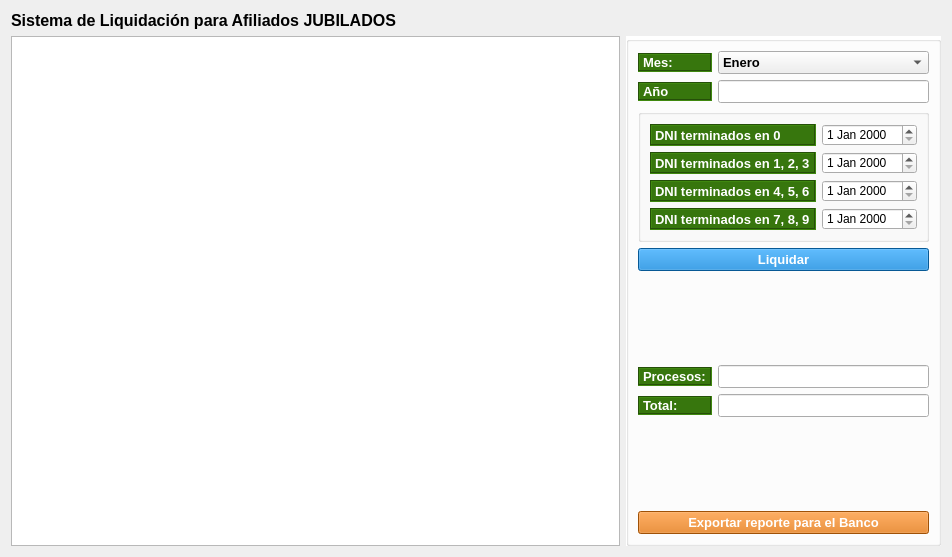
This is gui/liquidadores/liquidadorJubilados.ui in shae-ra/sindicato as Qt 5 draws it before an edit. The edited form follows.
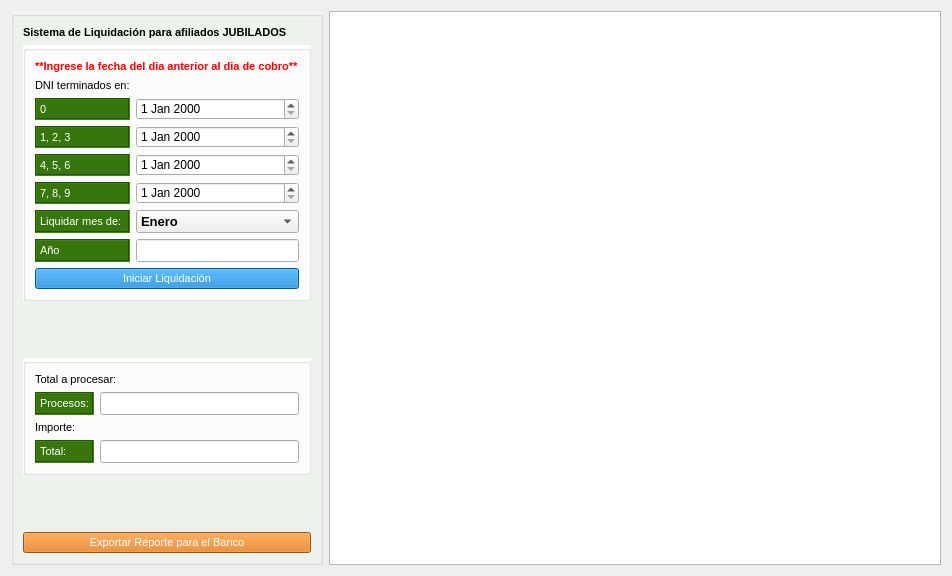
This is the edited form. Icons and pictures are not drawn.

The edit to the form file:
```diff
--- a/gui/liquidadores/liquidadorJubilados.ui
+++ b/gui/liquidadores/liquidadorJubilados.ui
@@ -7,225 +7,119 @@
     <x>0</x>
     <y>0</y>
     <width>952</width>
-    <height>557</height>
+    <height>576</height>
    </rect>
   </property>
   <property name="windowTitle">
    <string>Form</string>
   </property>
-  <layout class="QGridLayout" name="gridLayout_3" columnstretch="90,10,0">
-   <item row="1" column="2">
-    <widget class="QGroupBox" name="groupBox_2">
-     <property name="styleSheet">
-      <string notr="true">#groupBox_2{
-background-color: #FFFFFF
-}</string>
-     </property>
-     <property name="title">
-      <string/>
-     </property>
-     <layout class="QGridLayout" name="gridLayout_2">
+  <layout class="QGridLayout" name="gridLayout">
       <item row="0" column="0">
-       <widget class="QLabel" name="label_15">
-        <property name="sizePolicy">
-         <sizepolicy hsizetype="Preferred" vsizetype="Fixed">
-          <horstretch>0</horstretch>
-          <verstretch>0</verstretch>
-         </sizepolicy>
-        </property>
+    <widget class="QGroupBox" name="groupBox_3">
         <property name="font">
          <font>
-          <pointsize>10</pointsize>
-          <weight>75</weight>
-          <bold>true</bold>
+       <family>Arial</family>
          </font>
         </property>
         <property name="styleSheet">
-         <string notr="true">#label_15{
-background-color:#37760D;
-color: #FFFFFF;
-}</string>
-        </property>
-        <property name="frameShape">
-         <enum>QFrame::Box</enum>
-        </property>
-        <property name="frameShadow">
-         <enum>QFrame::Sunken</enum>
-        </property>
-        <property name="text">
-         <string>Mes:</string>
-        </property>
-       </widget>
-      </item>
-      <item row="1" column="1">
-       <widget class="QLineEdit" name="lineEdit_4">
+      <string notr="true">#groupBox_3{
+background-color: #F0F5EF}
+</string>
+     </property>
+     <property name="title">
+      <string/>
+     </property>
+     <property name="flat">
+      <bool>false</bool>
+     </property>
+     <property name="checkable">
+      <bool>false</bool>
+     </property>
+     <layout class="QGridLayout" name="gridLayout_3">
+      <item row="9" column="0" colspan="3">
+       <widget class="QPushButton" name="pushButton_exportar">
         <property name="sizePolicy">
-         <sizepolicy hsizetype="Expanding" vsizetype="Fixed">
+         <sizepolicy hsizetype="Minimum" vsizetype="Fixed">
           <horstretch>0</horstretch>
           <verstretch>0</verstretch>
          </sizepolicy>
         </property>
         <property name="font">
          <font>
-          <pointsize>10</pointsize>
-          <weight>75</weight>
-          <bold>true</bold>
+          <family>Arial</family>
+          <pointsize>8</pointsize>
+          <weight>50</weight>
+          <bold>false</bold>
          </font>
         </property>
-       </widget>
-      </item>
-      <item row="5" column="0">
-       <widget class="QLabel" name="label_4">
-        <property name="sizePolicy">
-         <sizepolicy hsizetype="Preferred" vsizetype="Fixed">
-          <horstretch>0</horstretch>
-          <verstretch>0</verstretch>
-         </sizepolicy>
-        </property>
-        <property name="font">
-         <font>
-          <pointsize>10</pointsize>
-          <weight>75</weight>
-          <bold>true</bold>
-         </font>
-        </property>
         <property name="styleSheet">
-         <string notr="true">#label_4{
-background-color:#37760D;
+         <string notr="true">#pushButton_exportar{
+background-color:#DF720A;
 color: #FFFFFF;
+}
+
+#pushButton_exportar:hover{
+background-color:#E09249 ;
+color: #000000;
 }</string>
         </property>
-        <property name="frameShape">
-         <enum>QFrame::Box</enum>
-        </property>
-        <property name="frameShadow">
-         <enum>QFrame::Sunken</enum>
-        </property>
         <property name="text">
-         <string>Procesos:</string>
+         <string>Exportar Reporte para el Banco</string>
         </property>
-       </widget>
-      </item>
-      <item row="1" column="0">
-       <widget class="QLabel" name="label_3">
-        <property name="sizePolicy">
-         <sizepolicy hsizetype="Preferred" vsizetype="Fixed">
-          <horstretch>0</horstretch>
-          <verstretch>0</verstretch>
-         </sizepolicy>
+        <property name="icon">
+         <iconset>
+          <normaloff>../iconos/file_apply.ico</normaloff>../iconos/file_apply.ico</iconset>
         </property>
-        <property name="font">
-         <font>
-          <pointsize>10</pointsize>
-          <weight>75</weight>
-          <bold>true</bold>
-         </font>
-        </property>
-        <property name="styleSheet">
-         <string notr="true">#label_3{
-background-color:#37760D;
-color: #FFFFFF;
-}</string>
-        </property>
-        <property name="frameShape">
-         <enum>QFrame::Box</enum>
-        </property>
-        <property name="frameShadow">
-         <enum>QFrame::Sunken</enum>
-        </property>
-        <property name="text">
-         <string>Año</string>
-        </property>
-       </widget>
-      </item>
-      <item row="5" column="1">
-       <widget class="QLineEdit" name="lineEdit_2">
-        <property name="sizePolicy">
-         <sizepolicy hsizetype="Expanding" vsizetype="Fixed">
-          <horstretch>0</horstretch>
-          <verstretch>0</verstretch>
-         </sizepolicy>
-        </property>
-        <property name="font">
-         <font>
-          <pointsize>10</pointsize>
-          <weight>75</weight>
-          <bold>true</bold>
-         </font>
-        </property>
-       </widget>
-      </item>
-      <item row="2" column="0" colspan="2">
-       <widget class="QGroupBox" name="groupBox">
-        <property name="sizePolicy">
-         <sizepolicy hsizetype="Expanding" vsizetype="Expanding">
-          <horstretch>0</horstretch>
-          <verstretch>0</verstretch>
-         </sizepolicy>
-        </property>
-        <property name="minimumSize">
+        <property name="iconSize">
          <size>
-          <width>0</width>
-          <height>0</height>
+          <width>30</width>
+          <height>30</height>
          </size>
         </property>
-        <property name="title">
-         <string/>
-        </property>
-        <layout class="QGridLayout" name="gridLayout" rowstretch="0,0,0,0,0">
-         <item row="4" column="0">
-          <widget class="QLabel" name="label_8">
+       </widget>
+      </item>
+      <item row="1" column="0" colspan="3">
+       <widget class="QLabel" name="label_9">
            <property name="sizePolicy">
-            <sizepolicy hsizetype="Preferred" vsizetype="Expanding">
+         <sizepolicy hsizetype="Preferred" vsizetype="Fixed">
              <horstretch>0</horstretch>
              <verstretch>0</verstretch>
             </sizepolicy>
            </property>
            <property name="font">
             <font>
-             <pointsize>10</pointsize>
+          <family>Arial</family>
+          <pointsize>8</pointsize>
              <weight>75</weight>
              <bold>true</bold>
             </font>
            </property>
            <property name="styleSheet">
-            <string notr="true">#label_8{
-background-color:#37760D;
-color: #FFFFFF;
-}</string>
+         <string notr="true"/>
            </property>
            <property name="frameShape">
-            <enum>QFrame::Box</enum>
-           </property>
-           <property name="frameShadow">
-            <enum>QFrame::Sunken</enum>
+         <enum>QFrame::NoFrame</enum>
            </property>
            <property name="text">
-            <string>DNI terminados en 7, 8, 9</string>
-           </property>
-          </widget>
-         </item>
-         <item row="2" column="1">
-          <widget class="QDateEdit" name="dateEdit_7">
-           <property name="sizePolicy">
-            <sizepolicy hsizetype="Minimum" vsizetype="Expanding">
-             <horstretch>0</horstretch>
-             <verstretch>0</verstretch>
-            </sizepolicy>
+         <string>Sistema de Liquidación para afiliados JUBILADOS</string>
+        </property>
+        <property name="textFormat">
+         <enum>Qt::AutoText</enum>
            </property>
           </widget>
          </item>
-         <item row="4" column="1">
-          <widget class="QDateEdit" name="dateEdit_3">
-           <property name="sizePolicy">
-            <sizepolicy hsizetype="Minimum" vsizetype="Expanding">
-             <horstretch>0</horstretch>
-             <verstretch>0</verstretch>
-            </sizepolicy>
-           </property>
-          </widget>
-         </item>
-         <item row="1" column="0">
+      <item row="2" column="0" colspan="3">
+       <widget class="QGroupBox" name="groupBox_4">
+        <property name="styleSheet">
+         <string notr="true">#groupBox_4{
+background-color:#FFFFFF
+}</string>
+        </property>
+        <property name="title">
+         <string/>
+        </property>
+        <layout class="QGridLayout" name="gridLayout_4">
+         <item row="2" column="0">
           <widget class="QLabel" name="label_2">
            <property name="sizePolicy">
             <sizepolicy hsizetype="Preferred" vsizetype="Expanding">
@@ -235,9 +129,10 @@
            </property>
            <property name="font">
             <font>
-             <pointsize>10</pointsize>
-             <weight>75</weight>
-             <bold>true</bold>
+             <family>Arial</family>
+             <pointsize>8</pointsize>
+             <weight>50</weight>
+             <bold>false</bold>
             </font>
            </property>
            <property name="styleSheet">
@@ -253,63 +148,11 @@
             <enum>QFrame::Sunken</enum>
            </property>
            <property name="text">
-            <string>DNI terminados en 0</string>
-           </property>
-          </widget>
-         </item>
-         <item row="3" column="1">
-          <widget class="QDateEdit" name="dateEdit_2">
-           <property name="sizePolicy">
-            <sizepolicy hsizetype="Minimum" vsizetype="Expanding">
-             <horstretch>0</horstretch>
-             <verstretch>0</verstretch>
-            </sizepolicy>
-           </property>
-          </widget>
-         </item>
-         <item row="1" column="1">
-          <widget class="QDateEdit" name="dateEdit">
-           <property name="sizePolicy">
-            <sizepolicy hsizetype="Minimum" vsizetype="Expanding">
-             <horstretch>0</horstretch>
-             <verstretch>0</verstretch>
-            </sizepolicy>
+            <string>0</string>
            </property>
           </widget>
          </item>
          <item row="3" column="0">
-          <widget class="QLabel" name="label_7">
-           <property name="sizePolicy">
-            <sizepolicy hsizetype="Preferred" vsizetype="Expanding">
-             <horstretch>0</horstretch>
-             <verstretch>0</verstretch>
-            </sizepolicy>
-           </property>
-           <property name="font">
-            <font>
-             <pointsize>10</pointsize>
-             <weight>75</weight>
-             <bold>true</bold>
-            </font>
-           </property>
-           <property name="styleSheet">
-            <string notr="true">#label_7{
-background-color:#37760D;
-color: #FFFFFF;
-}</string>
-           </property>
-           <property name="frameShape">
-            <enum>QFrame::Box</enum>
-           </property>
-           <property name="frameShadow">
-            <enum>QFrame::Sunken</enum>
-           </property>
-           <property name="text">
-            <string>DNI terminados en 4, 5, 6</string>
-           </property>
-          </widget>
-         </item>
-         <item row="2" column="0">
           <widget class="QLabel" name="label_6">
            <property name="sizePolicy">
             <sizepolicy hsizetype="Preferred" vsizetype="Expanding">
@@ -319,9 +162,10 @@
            </property>
            <property name="font">
             <font>
-             <pointsize>10</pointsize>
-             <weight>75</weight>
-             <bold>true</bold>
+             <family>Arial</family>
+             <pointsize>8</pointsize>
+             <weight>50</weight>
+             <bold>false</bold>
             </font>
            </property>
            <property name="styleSheet">
@@ -337,21 +181,38 @@
             <enum>QFrame::Sunken</enum>
            </property>
            <property name="text">
-            <string>DNI terminados en 1, 2, 3</string>
+            <string>1, 2, 3</string>
            </property>
           </widget>
          </item>
-        </layout>
-       </widget>
-      </item>
-      <item row="6" column="0">
-       <widget class="QLabel" name="label_5">
+         <item row="5" column="1">
+          <widget class="QDateEdit" name="dateEdit_3">
+           <property name="sizePolicy">
+            <sizepolicy hsizetype="Minimum" vsizetype="Expanding">
+             <horstretch>0</horstretch>
+             <verstretch>0</verstretch>
+            </sizepolicy>
+           </property>
+          </widget>
+         </item>
+         <item row="4" column="1">
+          <widget class="QDateEdit" name="dateEdit_2">
         <property name="sizePolicy">
-         <sizepolicy hsizetype="Preferred" vsizetype="Fixed">
+            <sizepolicy hsizetype="Minimum" vsizetype="Expanding">
           <horstretch>0</horstretch>
           <verstretch>0</verstretch>
          </sizepolicy>
         </property>
+          </widget>
+         </item>
+         <item row="7" column="1">
+          <widget class="QLineEdit" name="lineEdit">
+           <property name="sizePolicy">
+            <sizepolicy hsizetype="Expanding" vsizetype="Expanding">
+             <horstretch>0</horstretch>
+             <verstretch>0</verstretch>
+            </sizepolicy>
+           </property>
         <property name="font">
          <font>
           <pointsize>10</pointsize>
@@ -359,34 +220,26 @@
           <bold>true</bold>
          </font>
         </property>
-        <property name="styleSheet">
-         <string notr="true">#label_5{
-background-color:#37760D;
-color: #FFFFFF;
-}</string>
-        </property>
-        <property name="frameShape">
-         <enum>QFrame::Box</enum>
-        </property>
-        <property name="frameShadow">
-         <enum>QFrame::Sunken</enum>
-        </property>
-        <property name="text">
-         <string>Total:</string>
-        </property>
-       </widget>
-      </item>
-      <item row="3" column="0" colspan="2">
-       <widget class="QPushButton" name="pushButton">
+          </widget>
+         </item>
+         <item row="8" column="0" colspan="2">
+          <widget class="QPushButton" name="pushButton_2">
+           <property name="sizePolicy">
+            <sizepolicy hsizetype="Minimum" vsizetype="Fixed">
+             <horstretch>0</horstretch>
+             <verstretch>0</verstretch>
+            </sizepolicy>
+           </property>
         <property name="font">
          <font>
-          <pointsize>10</pointsize>
-          <weight>75</weight>
-          <bold>true</bold>
+             <family>Arial</family>
+             <pointsize>8</pointsize>
+             <weight>50</weight>
+             <bold>false</bold>
          </font>
         </property>
         <property name="styleSheet">
-         <string notr="true">#pushButton{
+            <string notr="true">#pushButton_2{
 background-color:#0A7DD0;
 color: #ffffff
 }
@@ -397,7 +250,7 @@
 </string>
         </property>
         <property name="text">
-         <string>Liquidar</string>
+            <string>Iniciar Liquidación</string>
         </property>
         <property name="icon">
          <iconset>
@@ -411,52 +264,72 @@
         </property>
        </widget>
       </item>
-      <item row="8" column="0" colspan="2">
-       <widget class="QPushButton" name="pushButton_exportar">
+         <item row="4" column="0">
+          <widget class="QLabel" name="label_7">
         <property name="sizePolicy">
-         <sizepolicy hsizetype="Minimum" vsizetype="Fixed">
+            <sizepolicy hsizetype="Preferred" vsizetype="Expanding">
           <horstretch>0</horstretch>
           <verstretch>0</verstretch>
          </sizepolicy>
         </property>
         <property name="font">
          <font>
-          <pointsize>10</pointsize>
-          <weight>75</weight>
-          <bold>true</bold>
+             <family>Arial</family>
+             <pointsize>8</pointsize>
+             <weight>50</weight>
+             <bold>false</bold>
          </font>
         </property>
         <property name="styleSheet">
-         <string notr="true">#pushButton_exportar{
-background-color:#DF720A;
+            <string notr="true">#label_7{
+background-color:#37760D;
 color: #FFFFFF;
-}
-
-#pushButton_exportar:hover{
-background-color:#E09249 ;
-color: #000000;
-}
-</string>
+}</string>
+           </property>
+           <property name="frameShape">
+            <enum>QFrame::Box</enum>
+           </property>
+           <property name="frameShadow">
+            <enum>QFrame::Sunken</enum>
         </property>
         <property name="text">
-         <string>Exportar reporte para el Banco</string>
-        </property>
-        <property name="icon">
-         <iconset>
-          <normaloff>../iconos/import.ico</normaloff>../iconos/import.ico</iconset>
-        </property>
-        <property name="iconSize">
-         <size>
-          <width>30</width>
-          <height>30</height>
-         </size>
+            <string>4, 5, 6</string>
         </property>
        </widget>
       </item>
-      <item row="0" column="1">
-       <widget class="QComboBox" name="comboBox_2">
+         <item row="0" column="0" colspan="2">
+          <widget class="QLabel" name="label_13">
         <property name="sizePolicy">
          <sizepolicy hsizetype="Preferred" vsizetype="Fixed">
+             <horstretch>0</horstretch>
+             <verstretch>0</verstretch>
+            </sizepolicy>
+           </property>
+           <property name="font">
+            <font>
+             <family>Arial</family>
+             <pointsize>8</pointsize>
+             <weight>75</weight>
+             <bold>true</bold>
+             <underline>false</underline>
+            </font>
+           </property>
+           <property name="styleSheet">
+            <string notr="true">#label_13{
+color: red;}</string>
+           </property>
+           <property name="frameShape">
+            <enum>QFrame::NoFrame</enum>
+           </property>
+           <property name="text">
+            <string>**Ingrese la fecha del dia anterior al dia de cobro**</string>
+           </property>
+          </widget>
+         </item>
+         <item row="6" column="1">
+          <widget class="QComboBox" name="comboBox_3">
+           <property name="sizePolicy">
+            <sizepolicy hsizetype="Preferred" vsizetype="Expanding">
           <horstretch>0</horstretch>
           <verstretch>0</verstretch>
          </sizepolicy>
@@ -540,53 +413,353 @@
         </item>
        </widget>
       </item>
-      <item row="6" column="1">
-       <widget class="QLineEdit" name="lineEdit_3">
+         <item row="2" column="1">
+          <widget class="QDateEdit" name="dateEdit">
         <property name="sizePolicy">
-         <sizepolicy hsizetype="Expanding" vsizetype="Fixed">
+            <sizepolicy hsizetype="Minimum" vsizetype="Expanding">
           <horstretch>0</horstretch>
           <verstretch>0</verstretch>
          </sizepolicy>
         </property>
+          </widget>
+         </item>
+         <item row="5" column="0">
+          <widget class="QLabel" name="label_8">
+           <property name="sizePolicy">
+            <sizepolicy hsizetype="Preferred" vsizetype="Expanding">
+             <horstretch>0</horstretch>
+             <verstretch>0</verstretch>
+            </sizepolicy>
+           </property>
         <property name="font">
          <font>
-          <pointsize>10</pointsize>
-          <weight>75</weight>
-          <bold>true</bold>
-         </font>
-        </property>
-       </widget>
-      </item>
-      <item row="7" column="0" colspan="2">
-       <spacer name="verticalSpacer">
-        <property name="orientation">
-         <enum>Qt::Vertical</enum>
-        </property>
-        <property name="sizeHint" stdset="0">
-         <size>
-          <width>20</width>
-          <height>40</height>
-         </size>
-        </property>
-       </spacer>
-      </item>
-      <item row="4" column="0" colspan="2">
-       <spacer name="verticalSpacer_2">
-        <property name="orientation">
-         <enum>Qt::Vertical</enum>
-        </property>
-        <property name="sizeHint" stdset="0">
-         <size>
-          <width>20</width>
-          <height>40</height>
-         </size>
-        </property>
-       </spacer>
-      </item>
-     </layout>
+             <family>Arial</family>
+             <pointsize>8</pointsize>
+             <weight>50</weight>
+             <bold>false</bold>
+            </font>
+           </property>
+           <property name="styleSheet">
+            <string notr="true">#label_8{
+background-color:#37760D;
+color: #FFFFFF;
+}</string>
+           </property>
+           <property name="frameShape">
+            <enum>QFrame::Box</enum>
+           </property>
+           <property name="frameShadow">
+            <enum>QFrame::Sunken</enum>
+           </property>
+           <property name="text">
+            <string>7, 8, 9</string>
+           </property>
+          </widget>
+         </item>
+         <item row="6" column="0">
+          <widget class="QLabel" name="label_12">
+           <property name="sizePolicy">
+            <sizepolicy hsizetype="Preferred" vsizetype="Expanding">
+             <horstretch>0</horstretch>
+             <verstretch>0</verstretch>
+            </sizepolicy>
+           </property>
+           <property name="font">
+            <font>
+             <family>Arial</family>
+             <pointsize>8</pointsize>
+             <weight>50</weight>
+             <bold>false</bold>
+            </font>
+           </property>
+           <property name="styleSheet">
+            <string notr="true">#label_12{
+background-color:#37760D;
+color: #FFFFFF;
+}</string>
+           </property>
+           <property name="frameShape">
+            <enum>QFrame::Box</enum>
+           </property>
+           <property name="frameShadow">
+            <enum>QFrame::Sunken</enum>
+           </property>
+           <property name="text">
+            <string>Liquidar mes de: </string>
+           </property>
+          </widget>
+         </item>
+         <item row="3" column="1">
+          <widget class="QDateEdit" name="dateEdit_7">
+           <property name="sizePolicy">
+            <sizepolicy hsizetype="Minimum" vsizetype="Expanding">
+             <horstretch>0</horstretch>
+             <verstretch>0</verstretch>
+            </sizepolicy>
+           </property>
+          </widget>
+         </item>
+         <item row="7" column="0">
+          <widget class="QLabel" name="label_10">
+           <property name="sizePolicy">
+            <sizepolicy hsizetype="Preferred" vsizetype="Expanding">
+             <horstretch>0</horstretch>
+             <verstretch>0</verstretch>
+            </sizepolicy>
+           </property>
+           <property name="font">
+            <font>
+             <family>Arial</family>
+             <pointsize>8</pointsize>
+             <weight>50</weight>
+             <bold>false</bold>
+            </font>
+           </property>
+           <property name="styleSheet">
+            <string notr="true">#label_10{
+background-color:#37760D;
+color: #FFFFFF;
+}</string>
+           </property>
+           <property name="frameShape">
+            <enum>QFrame::Box</enum>
+           </property>
+           <property name="frameShadow">
+            <enum>QFrame::Sunken</enum>
+           </property>
+           <property name="text">
+            <string>Año</string>
+           </property>
     </widget>
    </item>
    <item row="1" column="0" colspan="2">
+          <widget class="QLabel" name="label_19">
+           <property name="sizePolicy">
+            <sizepolicy hsizetype="Preferred" vsizetype="Fixed">
+             <horstretch>0</horstretch>
+             <verstretch>0</verstretch>
+            </sizepolicy>
+           </property>
+           <property name="font">
+            <font>
+             <family>Arial</family>
+             <pointsize>8</pointsize>
+             <weight>50</weight>
+             <bold>false</bold>
+            </font>
+           </property>
+           <property name="styleSheet">
+            <string notr="true"/>
+           </property>
+           <property name="frameShape">
+            <enum>QFrame::NoFrame</enum>
+           </property>
+           <property name="text">
+            <string>DNI terminados en:</string>
+           </property>
+          </widget>
+         </item>
+        </layout>
+       </widget>
+      </item>
+      <item row="3" column="0" colspan="3">
+       <spacer name="verticalSpacer_3">
+        <property name="orientation">
+         <enum>Qt::Vertical</enum>
+        </property>
+        <property name="sizeHint" stdset="0">
+         <size>
+          <width>20</width>
+          <height>40</height>
+         </size>
+        </property>
+       </spacer>
+      </item>
+      <item row="4" column="0" colspan="3">
+       <widget class="QGroupBox" name="groupBox_5">
+        <property name="styleSheet">
+         <string notr="true">#groupBox_5{
+background-color:#FFFFFF
+}</string>
+        </property>
+        <property name="title">
+         <string/>
+        </property>
+        <layout class="QGridLayout" name="gridLayout_5">
+         <item row="1" column="1">
+          <widget class="QLineEdit" name="lineEdit_5">
+           <property name="sizePolicy">
+            <sizepolicy hsizetype="Expanding" vsizetype="Expanding">
+             <horstretch>0</horstretch>
+             <verstretch>0</verstretch>
+            </sizepolicy>
+           </property>
+           <property name="font">
+            <font>
+             <pointsize>10</pointsize>
+             <weight>75</weight>
+             <bold>true</bold>
+            </font>
+           </property>
+          </widget>
+         </item>
+         <item row="3" column="0">
+          <widget class="QLabel" name="label_14">
+           <property name="sizePolicy">
+            <sizepolicy hsizetype="Preferred" vsizetype="Expanding">
+             <horstretch>0</horstretch>
+             <verstretch>0</verstretch>
+            </sizepolicy>
+           </property>
+           <property name="font">
+            <font>
+             <family>Arial</family>
+             <pointsize>8</pointsize>
+             <weight>50</weight>
+             <bold>false</bold>
+            </font>
+           </property>
+           <property name="styleSheet">
+            <string notr="true">#label_14{
+background-color:#37760D;
+color: #FFFFFF;
+}</string>
+           </property>
+           <property name="frameShape">
+            <enum>QFrame::Box</enum>
+           </property>
+           <property name="frameShadow">
+            <enum>QFrame::Sunken</enum>
+           </property>
+           <property name="text">
+            <string>Total:</string>
+           </property>
+          </widget>
+         </item>
+         <item row="1" column="0">
+          <widget class="QLabel" name="label_16">
+           <property name="sizePolicy">
+            <sizepolicy hsizetype="Preferred" vsizetype="Expanding">
+             <horstretch>0</horstretch>
+             <verstretch>0</verstretch>
+            </sizepolicy>
+           </property>
+           <property name="font">
+            <font>
+             <family>Arial</family>
+             <pointsize>8</pointsize>
+             <weight>50</weight>
+             <bold>false</bold>
+            </font>
+           </property>
+           <property name="styleSheet">
+            <string notr="true">#label_16{
+background-color:#37760D;
+color: #FFFFFF;
+}</string>
+           </property>
+           <property name="frameShape">
+            <enum>QFrame::Box</enum>
+           </property>
+           <property name="frameShadow">
+            <enum>QFrame::Sunken</enum>
+           </property>
+           <property name="text">
+            <string>Procesos:</string>
+           </property>
+          </widget>
+         </item>
+         <item row="3" column="1">
+          <widget class="QLineEdit" name="lineEdit_6">
+           <property name="sizePolicy">
+            <sizepolicy hsizetype="Expanding" vsizetype="Expanding">
+             <horstretch>0</horstretch>
+             <verstretch>0</verstretch>
+            </sizepolicy>
+           </property>
+           <property name="font">
+            <font>
+             <pointsize>10</pointsize>
+             <weight>75</weight>
+             <bold>true</bold>
+            </font>
+           </property>
+          </widget>
+         </item>
+         <item row="0" column="0" colspan="2">
+          <widget class="QLabel" name="label_17">
+           <property name="sizePolicy">
+            <sizepolicy hsizetype="Preferred" vsizetype="Fixed">
+             <horstretch>0</horstretch>
+             <verstretch>0</verstretch>
+            </sizepolicy>
+           </property>
+           <property name="font">
+            <font>
+             <family>Arial</family>
+             <pointsize>8</pointsize>
+             <weight>50</weight>
+             <bold>false</bold>
+            </font>
+           </property>
+           <property name="styleSheet">
+            <string notr="true"/>
+           </property>
+           <property name="frameShape">
+            <enum>QFrame::NoFrame</enum>
+           </property>
+           <property name="text">
+            <string>Total a procesar:</string>
+           </property>
+          </widget>
+         </item>
+         <item row="2" column="0" colspan="2">
+          <widget class="QLabel" name="label_18">
+           <property name="sizePolicy">
+            <sizepolicy hsizetype="Preferred" vsizetype="Fixed">
+             <horstretch>0</horstretch>
+             <verstretch>0</verstretch>
+            </sizepolicy>
+           </property>
+           <property name="font">
+            <font>
+             <family>Arial</family>
+             <pointsize>8</pointsize>
+             <weight>50</weight>
+             <bold>false</bold>
+            </font>
+           </property>
+           <property name="styleSheet">
+            <string notr="true"/>
+           </property>
+           <property name="frameShape">
+            <enum>QFrame::NoFrame</enum>
+           </property>
+           <property name="text">
+            <string>Importe:</string>
+           </property>
+          </widget>
+         </item>
+        </layout>
+       </widget>
+      </item>
+      <item row="5" column="0" colspan="3">
+       <spacer name="verticalSpacer_4">
+        <property name="orientation">
+         <enum>Qt::Vertical</enum>
+        </property>
+        <property name="sizeHint" stdset="0">
+         <size>
+          <width>20</width>
+          <height>40</height>
+         </size>
+        </property>
+       </spacer>
+      </item>
+     </layout>
+    </widget>
+   </item>
+   <item row="0" column="1">
     <widget class="QTableView" name="tableView">
      <property name="font">
       <font>
@@ -597,20 +770,6 @@
      </property>
     </widget>
    </item>
-   <item row="0" column="0" colspan="3">
-    <widget class="QLabel" name="label">
-     <property name="font">
-      <font>
-       <pointsize>12</pointsize>
-       <weight>75</weight>
-       <bold>true</bold>
-      </font>
-     </property>
-     <property name="text">
-      <string>Sistema de Liquidación para Afiliados JUBILADOS</string>
-     </property>
-    </widget>
-   </item>
   </layout>
  </widget>
  <resources/>
```
Left out of the diff: 2 changed lines with no effect on the pictures. Lines whose indentation alone changed are shown as unchanged.
